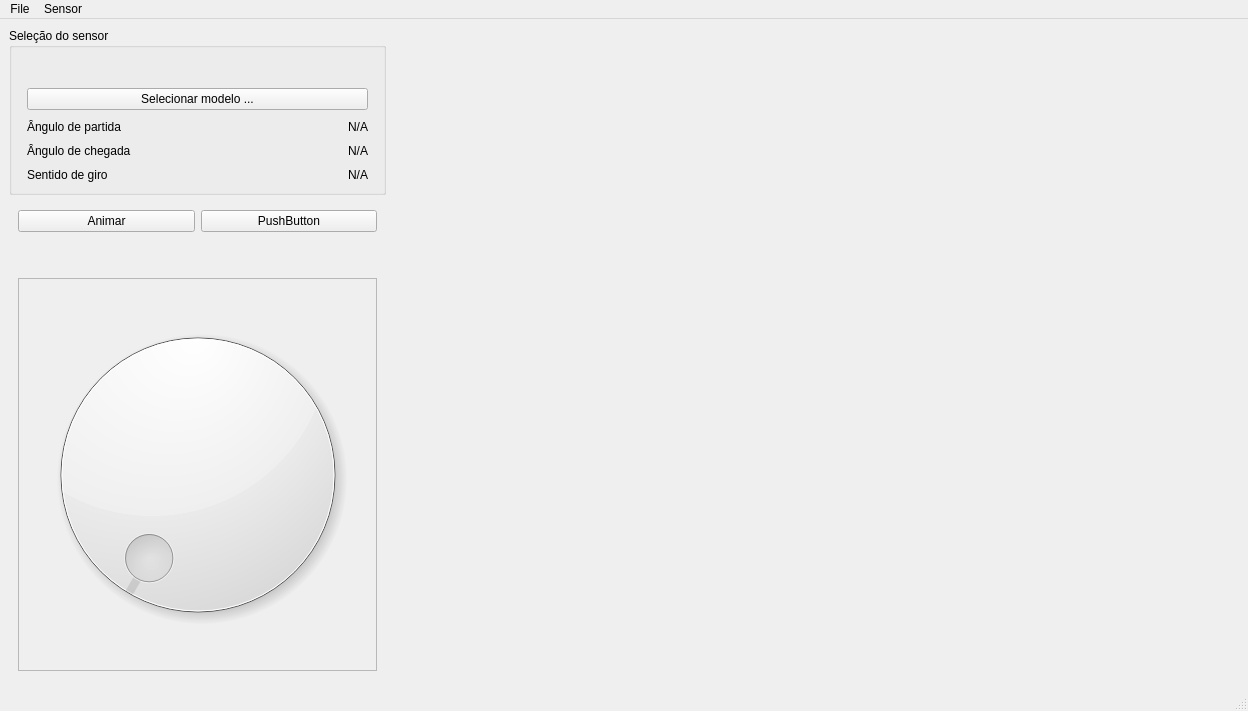
Qt form mainwindow.ui (LucasDuarte026/QTMaat) before a commit.
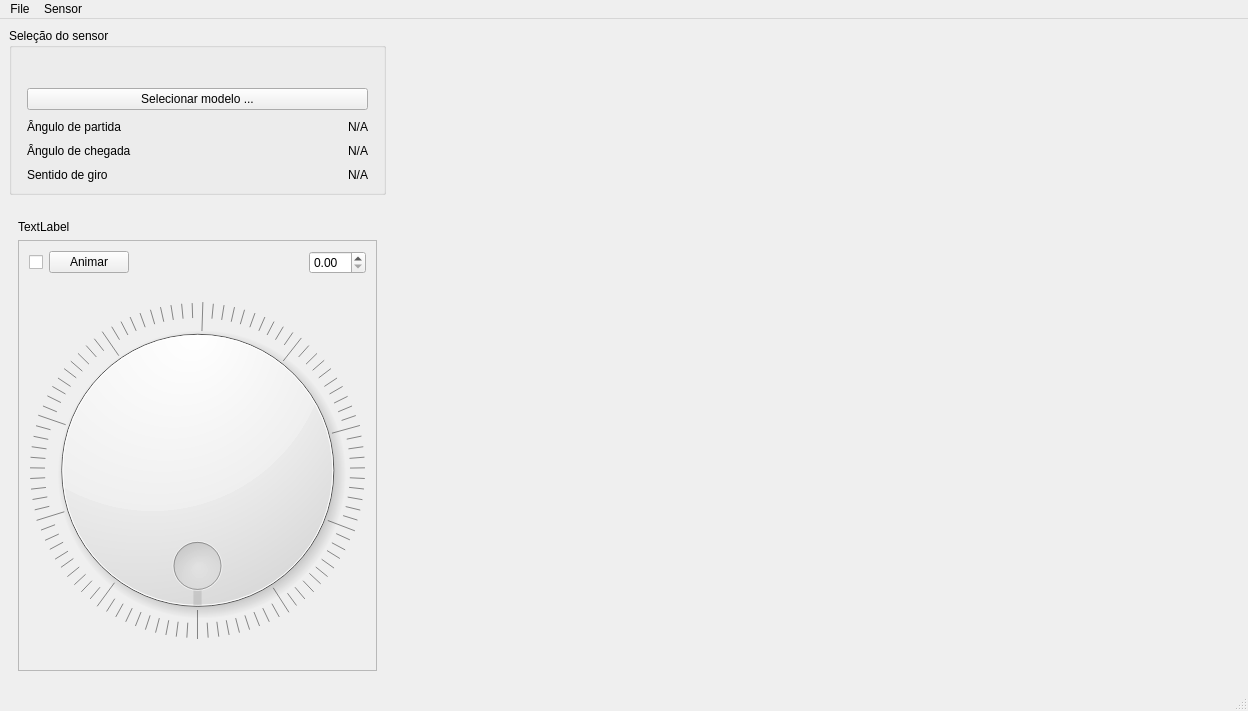
The same form after that commit. Icons and pictures are not drawn.

Commit message: Dial funcionando e animando conforme o sensor selecionado

What changed in the file:
```diff
--- a/mainwindow.ui
+++ b/mainwindow.ui
@@ -16,7 +16,7 @@
   <widget class="QWidget" name="centralwidget">
    <layout class="QHBoxLayout" name="horizontalLayout_2" stretch="4,9">
     <item>
-     <layout class="QVBoxLayout" name="left_tab" stretch="0,0">
+     <layout class="QVBoxLayout" name="left_tab" stretch="0,0,10">
       <item>
        <widget class="QGroupBox" name="sensorBox">
         <property name="title">
@@ -154,39 +154,28 @@
         </layout>
        </widget>
       </item>
+      <item>
+       <spacer name="verticalSpacer">
+        <property name="orientation">
+         <enum>Qt::Orientation::Vertical</enum>
+        </property>
+        <property name="sizeHint" stdset="0">
+         <size>
+          <width>20</width>
+          <height>10</height>
+         </size>
+        </property>
+       </spacer>
+      </item>
       <item>
        <widget class="QWidget" name="dial_control" native="true">
-        <layout class="QVBoxLayout" name="verticalLayout_4" stretch="0,0,5">
+        <layout class="QVBoxLayout" name="verticalLayout_4" stretch="0,0">
          <item>
-          <layout class="QHBoxLayout" name="horizontalLayout_5">
-           <item>
-            <widget class="QPushButton" name="pushButton">
-             <property name="text">
-              <string>Animar</string>
-             </property>
-            </widget>
-           </item>
-           <item>
-            <widget class="QPushButton" name="pushButton_2">
-             <property name="text">
-              <string>PushButton</string>
-             </property>
-            </widget>
-           </item>
-          </layout>
-         </item>
-         <item>
-          <spacer name="verticalSpacer">
-           <property name="orientation">
-            <enum>Qt::Orientation::Vertical</enum>
+          <widget class="QLabel" name="label">
+           <property name="text">
+            <string>TextLabel</string>
            </property>
-           <property name="sizeHint" stdset="0">
-            <size>
-             <width>20</width>
-             <height>40</height>
-            </size>
-           </property>
-          </spacer>
+          </widget>
          </item>
          <item>
           <widget class="QFrame" name="dial_elements">
@@ -196,13 +185,72 @@
            <property name="frameShadow">
             <enum>QFrame::Shadow::Raised</enum>
            </property>
-           <layout class="QGridLayout" name="gridLayout">
+           <layout class="QGridLayout" name="gridLayout" rowstretch="1,0">
+            <property name="leftMargin">
+             <number>10</number>
+            </property>
+            <property name="topMargin">
+             <number>10</number>
+            </property>
+            <property name="rightMargin">
+             <number>10</number>
+            </property>
+            <property name="bottomMargin">
+             <number>10</number>
+            </property>
             <item row="0" column="0">
-             <widget class="QDial" name="plan_dial">
-              <property name="mouseTracking">
-               <bool>false</bool>
-              </property>
-             </widget>
+             <layout class="QVBoxLayout" name="verticalLayout_3" stretch="0,10">
+              <item>
+               <layout class="QHBoxLayout" name="horizontalLayout_5" stretch="0,0,0,0">
+                <item>
+                 <widget class="QCheckBox" name="checkBox">
+                  <property name="text">
+                   <string/>
+                  </property>
+                 </widget>
+                </item>
+                <item>
+                 <widget class="QPushButton" name="animate_dial_button">
+                  <property name="text">
+                   <string>Animar</string>
+                  </property>
+                 </widget>
+                </item>
+                <item>
+                 <spacer name="horizontalSpacer_2">
+                  <property name="orientation">
+                   <enum>Qt::Orientation::Horizontal</enum>
+                  </property>
+                  <property name="sizeHint" stdset="0">
+                   <size>
+                    <width>40</width>
+                    <height>20</height>
+                   </size>
+                  </property>
+                 </spacer>
+                </item>
+                <item>
+                 <widget class="QDoubleSpinBox" name="spinBox_dial"/>
+                </item>
+               </layout>
+              </item>
+              <item>
+               <widget class="QDial" name="plan_dial">
+                <property name="mouseTracking">
+                 <bool>false</bool>
+                </property>
+                <property name="wrapping">
+                 <bool>true</bool>
+                </property>
+                <property name="notchTarget">
+                 <double>3.700000000000000</double>
+                </property>
+                <property name="notchesVisible">
+                 <bool>true</bool>
+                </property>
+               </widget>
+              </item>
+             </layout>
             </item>
            </layout>
           </widget>
```
Left out of the diff: 3 changed lines with no effect on the pictures. The commit also changes 7 other files.
